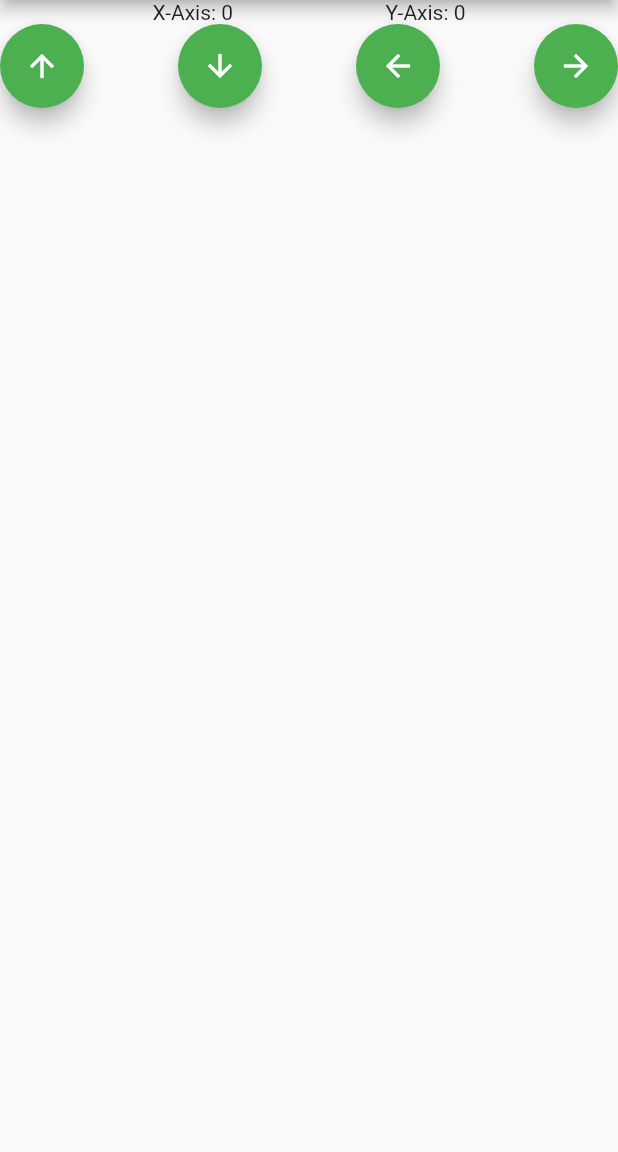
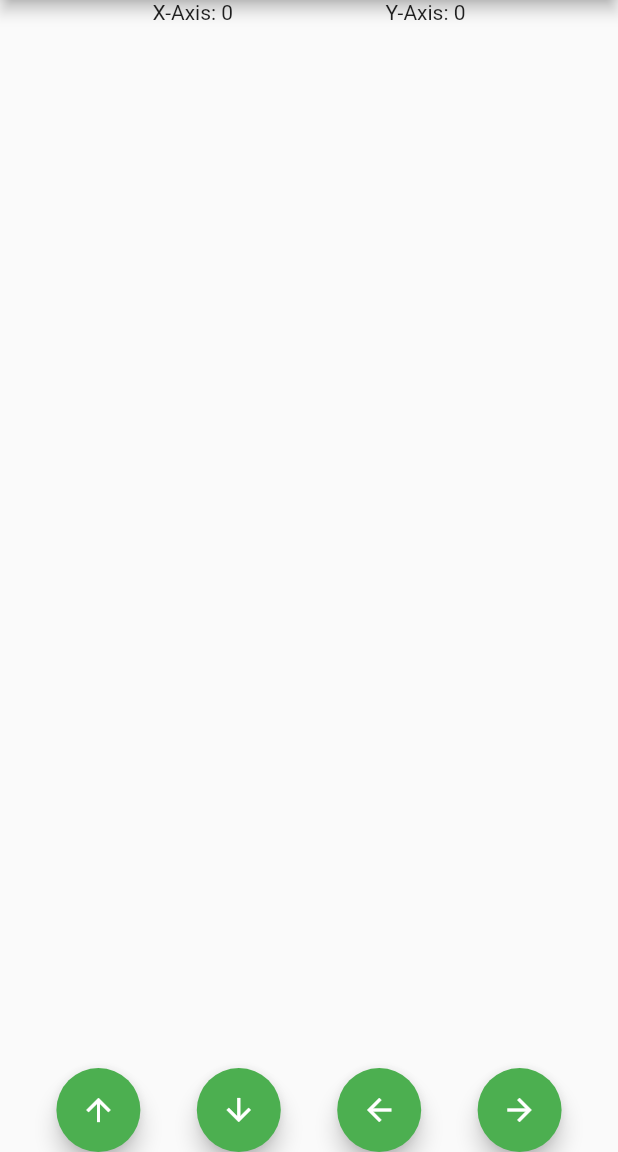
Before and after one commit to Sreeram3927/rudra-task-1, a Flutter app: the screen it shows after launch, on a phone screen of 412 x 824 dp, the part 84-1236 px from its top. Run offline on Flutter 3.47's test engine with Material 2 defaults, Android fonts, the light colour scheme and no system bars.

Commit message:
minor changes

```diff
--- a/lib/screen/buttons.dart
+++ b/lib/screen/buttons.dart
@@ -19,7 +19,7 @@ class Buttons extends StatelessWidget {
   Widget build(BuildContext context) {
     return Row(
 
-      mainAxisAlignment: MainAxisAlignment.spaceBetween,
+      mainAxisAlignment: MainAxisAlignment.spaceEvenly,
 
       children: [
 
--- a/lib/screen/main_scn.dart
+++ b/lib/screen/main_scn.dart
@@ -40,7 +40,7 @@ class _MainScreenState extends State<MainScreen> {
   @override
   Widget build(BuildContext context) {
     return Column(
-
+      mainAxisAlignment: MainAxisAlignment.spaceBetween,
       children: [
 
         Row(
```
